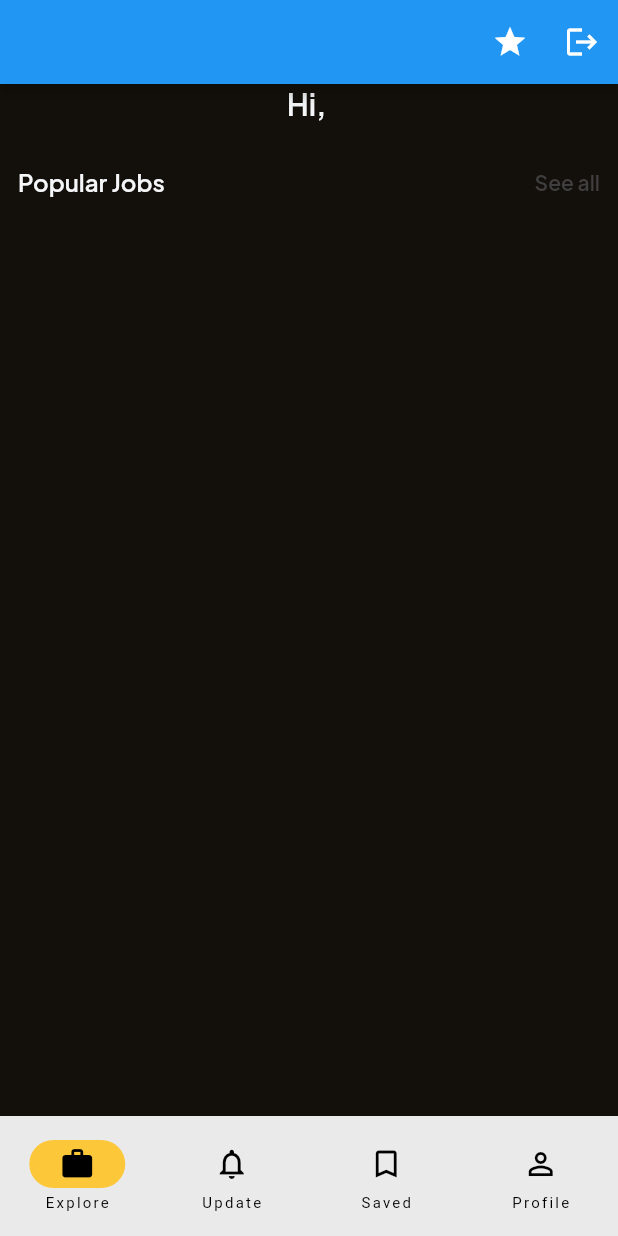
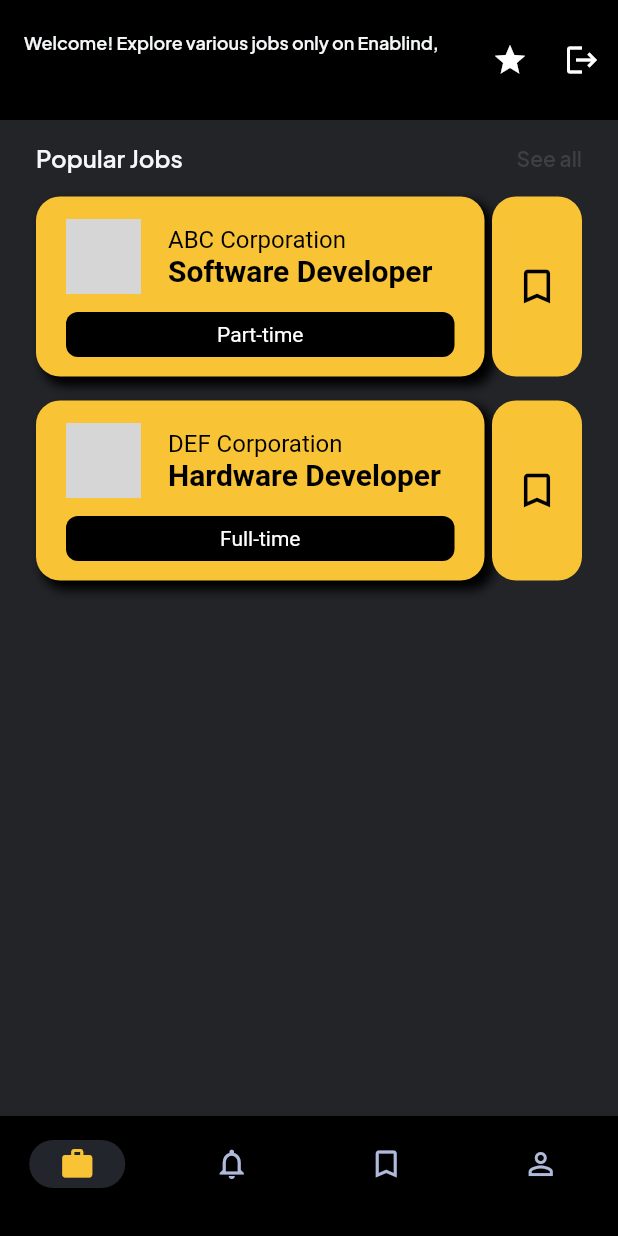
Before and after one commit to michaelAngelo1/enablind, a Flutter app: the screen it shows once a user with an empty profile is signed in, on a phone screen of 412 x 824 dp. Run offline on Flutter 3.47's test engine with Material 2 defaults, Android fonts, the phone set to English and light mode, and no system bars; our stand-ins replace cloud_firestore, firebase_auth, firebase_core, firebase_database, google_fonts; accounts and stored records are empty; network calls fail; grey boxes are pictures that could not be loaded.

Commit message:
explore page ui

```diff
--- a/lib/components/jobs/jobCardComponent.dart
+++ b/lib/components/jobs/jobCardComponent.dart
@@ -32,8 +32,8 @@ class _JobCardComponentState extends State<JobCardComponent> {
           },
           child: Container(
               width: widget.enableBookmark
-                  ? screenWidth - 20 - 65
-                  : screenWidth - 20,
+                  ? screenWidth - 48 - 65
+                  : screenWidth - 48,
               height: 120,
               padding: const EdgeInsets.only(
                 top: 15.0,
@@ -44,6 +44,14 @@ class _JobCardComponentState extends State<JobCardComponent> {
               decoration: BoxDecoration(
                 borderRadius: BorderRadius.circular(16),
                 color: accentColor,
+                boxShadow: const [
+                  BoxShadow(
+                    color: Colors.black, // Shadow color
+                    spreadRadius: 1, // Spread radius
+                    blurRadius: 5, // Blur radius
+                    offset: Offset(5, 5), // Offset (horizontal, vertical)
+                  ),
+                ],
               ),
               child: Column(
                 children: [
@@ -93,7 +101,7 @@ class _JobCardComponentState extends State<JobCardComponent> {
                       ),
                       child: Center(
                         child: Text(
-                          widget.job.jobSalary,
+                          widget.job.jobType,
                           style: const TextStyle(
                             color: Colors.white,
                             fontSize: 14,
@@ -127,7 +135,7 @@ class _JobCardComponentState extends State<JobCardComponent> {
                       isBookmarked
                           ? Icons.bookmark
                           : Icons.bookmark_border_outlined,
-                      color: isBookmarked ? Colors.black : Colors.white,
+                      color: Colors.black,
                       size: 30,
                       semanticLabel: isBookmarked
                           ? 'click to remove saved job'
--- a/lib/models/joblisting.dart
+++ b/lib/models/joblisting.dart
@@ -6,6 +6,7 @@ class Joblisting {
   String jobSalary;
   String corpLogo;
   String corpName;
+  bool isFreelance;
   DateTime jobListingPublishDate = DateTime.now();
   DateTime? jobListingCloseDate;
 
@@ -18,6 +19,7 @@ class Joblisting {
     this.jobSalary = '',
     this.corpLogo = '',
     this.corpName = '',
+    this.isFreelance = false,
     DateTime? jobListingCloseDate,
   }) : jobListingCloseDate = null;
 }
--- a/lib/pages/auth/home_page.dart
+++ b/lib/pages/auth/home_page.dart
@@ -1,7 +1,9 @@
 import 'package:flutter/material.dart';
 import 'package:google_fonts/google_fonts.dart';
 import 'package:login_app/components/jobs/componentMaker.dart';
+import 'package:login_app/components/jobs/jobCardComponent.dart';
 import 'package:login_app/db_instance.dart';
+import 'package:login_app/models/joblisting.dart';
 import 'package:login_app/pages/jobs/jobcard.dart';
 import 'package:login_app/variables.dart';
 
@@ -23,10 +25,65 @@ class _HomePageState extends State<HomePage> {
     auth.signOut();
   }
 
+  List<Joblisting> jobList = [];
+
   @override
   Widget build(BuildContext context) {
+    //data
+    jobList.add(
+      Joblisting(
+        jobTitle: 'Software Developer',
+        jobDescription: 'This is a job description.',
+        jobQualifications: 'Bachelor\'s degree in Computer Science',
+        jobType: 'Part-time',
+        jobSalary: 'IDR 4.000.000 - IDR 5.000.000',
+        corpLogo:
+            'https://firebasestorage.googleapis.com/v0/b/enablind-db.appspot.com/o/ptabc.jpg?alt=media&token=eba597b4-109c-438d-a3f7-322712e27e03',
+        corpName: 'ABC Corporation',
+        jobListingCloseDate: DateTime(2023, 10, 8),
+      ),
+    );
+    jobList.add(
+      Joblisting(
+        jobTitle: 'Hardware Developer',
+        jobDescription: 'This is a job description.',
+        jobQualifications: 'Bachelor\'s degree in Computer Engineering',
+        jobType: 'Full-time',
+        jobSalary: 'IDR 5.000.000 - IDR 8.000.000',
+        corpLogo:
+            'https://firebasestorage.googleapis.com/v0/b/enablind-db.appspot.com/o/ptabc.jpg?alt=media&token=eba597b4-109c-438d-a3f7-322712e27e03',
+        corpName: 'DEF Corporation',
+        jobListingCloseDate: DateTime(2023, 10, 8),
+      ),
+    );
+
+    double screenWidth = MediaQuery.of(context).size.width;
+    double screenHeight = MediaQuery.of(context).size.height;
+
     return Scaffold(
       appBar: AppBar(
+        toolbarHeight: 80,
+        backgroundColor: Colors.black,
+        elevation: 0,
+        title: Column(
+          crossAxisAlignment: CrossAxisAlignment.start,
+          children: [
+            Text(
+              'Welcome! Explore various jobs only on Enablind,',
+              style: GoogleFonts.plusJakartaSans(
+                  fontSize: 12,
+                  fontWeight: FontWeight.w600,
+                  color: titleContentColor),
+            ),
+            Text(
+              user.email!,
+              style: GoogleFonts.plusJakartaSans(
+                  fontSize: 18,
+                  fontWeight: FontWeight.w600,
+                  color: titleContentColor),
+            ),
+          ],
+        ),
         actions: [
           IconButton(
             icon: const Icon(Icons.star),
@@ -47,21 +104,18 @@ class _HomePageState extends State<HomePage> {
       body: <Widget>[
         Container(
           decoration: const BoxDecoration(
-              color: Color(0xffb0f0c07),
+            color: topbarColor,
           ),
-            height: MediaQuery.of(context).size.height,
-            width: MediaQuery.of(context).size.width,
+          height: screenHeight,
+          width: screenWidth,
           child: Padding(
-                padding: const EdgeInsets.symmetric(horizontal: 12.0),
+            padding: const EdgeInsets.symmetric(horizontal: 24.0),
+            child: SingleChildScrollView(
               child: Column(
                 mainAxisAlignment: MainAxisAlignment.start,
+                crossAxisAlignment: CrossAxisAlignment.start,
                 children: <Widget>[
-                      Text("Hi, ${user.email!}",
-                          style: GoogleFonts.plusJakartaSans(
-                              fontSize: 20.0,
-                              fontWeight: FontWeight.w600,
-                              color: titleContentColor)),
-                      const SizedBox(height: 30.0),
+                  const SizedBox(height: 15.0),
 
                   // Title JobList
                   Row(
@@ -87,67 +141,106 @@ class _HomePageState extends State<HomePage> {
                     ],
                   ),
 
-                      const SizedBox(height: 14.0),
-
-                      // Category Job 2x4
+                  const SizedBox(height: 16.0),
 
                   // Card Job List
-                      //JobCard(job: null,),
-                    ]))),
+                  for (var job in jobList)
+                    Column(
+                      children: [
+                        JobCardComponent(job: job),
+                        const SizedBox(height: 16.0),
+                      ],
+                    ),
+                ],
+              ),
+            ),
+          ),
+        ),
 
         // Update Page
         Container(
-            width: MediaQuery.of(context).size.width,
-            height: MediaQuery.of(context).size.height,
+            width: screenWidth,
+            height: screenHeight,
             decoration: BoxDecoration(color: Colors.blue)),
 
         // Saved Jobs
         Container(
-            width: MediaQuery.of(context).size.width,
-            height: MediaQuery.of(context).size.height,
+            width: screenWidth,
+            height: screenHeight,
             decoration: BoxDecoration(color: Colors.red)),
 
         // Profile
         Container(
-            width: MediaQuery.of(context).size.width,
-            height: MediaQuery.of(context).size.height,
-            decoration: BoxDecoration(color: Colors.green))
+            width: screenWidth,
+            height: screenHeight,
+            decoration: BoxDecoration(color: Colors.green)),
       ][currentPageIndex],
 
       // BottomNavBar: Explore, Notifs, Saved, Profile
       bottomNavigationBar: NavigationBar(
+        backgroundColor: Colors.black,
+        labelBehavior: NavigationDestinationLabelBehavior.alwaysShow,
         onDestinationSelected: (int index) {
           setState(() {
             currentPageIndex = index;
           });
         },
-          indicatorColor: accentColor,
+        indicatorColor: navbarIconColor.withOpacity(0.2),
         selectedIndex: currentPageIndex,
         destinations: const <Widget>[
           // Explore Jobs
           NavigationDestination(
-                selectedIcon: Icon(Icons.work),
-                icon: Icon(Icons.work_outline),
-                label: 'Explore'),
+            selectedIcon: Icon(
+              Icons.work,
+              color: accentColor,
+            ),
+            icon: Icon(
+              Icons.work_outline,
+              color: navbarIconColor,
+            ),
+            label: 'Explore',
+          ),
 
           // Notifs
           NavigationDestination(
-                selectedIcon: Icon(Icons.notifications),
-                icon: Icon(Icons.notifications_outlined),
-                label: 'Update'),
+            selectedIcon: Icon(
+              Icons.notifications,
+              color: accentColor,
+            ),
+            icon: Icon(
+              Icons.notifications_outlined,
+              color: navbarIconColor,
+            ),
+            label: 'Update',
+          ),
 
           // Saved Jobs
           NavigationDestination(
-                selectedIcon: Icon(Icons.bookmark),
-                icon: Icon(Icons.bookmark_border),
-                label: 'Saved'),
+            selectedIcon: Icon(
+              Icons.bookmark,
+              color: accentColor,
+            ),
+            icon: Icon(
+              Icons.bookmark_border,
+              color: navbarIconColor,
+            ),
+            label: 'Saved',
+          ),
 
           // Profile
           NavigationDestination(
-                selectedIcon: Icon(Icons.person),
-                icon: Icon(Icons.person_outline),
-                label: 'Profile'),
-          ]),
+            selectedIcon: Icon(
+              Icons.person,
+              color: accentColor,
+            ),
+            icon: Icon(
+              Icons.person_outline,
+              color: navbarIconColor,
+            ),
+            label: 'Profile',
+          ),
+        ],
+      ),
     );
   }
 }
--- a/lib/variables.dart
+++ b/lib/variables.dart
@@ -5,3 +5,5 @@ const accentColor = Color(0xffbfcc636);
 const titleContentColor = Color(0xffbf8fafc);
 Color cardJobListColor = Color.fromARGB(255, 143, 144, 154).withOpacity(0.25);
 Color bgColor = Color.fromARGB(255, 34, 36, 40);
+const topbarColor = Color.fromARGB(255, 34, 36, 40);
+const navbarIconColor = Color.fromARGB(255, 176, 186, 218);
```
Lines whose indentation alone changed are shown as unchanged.
